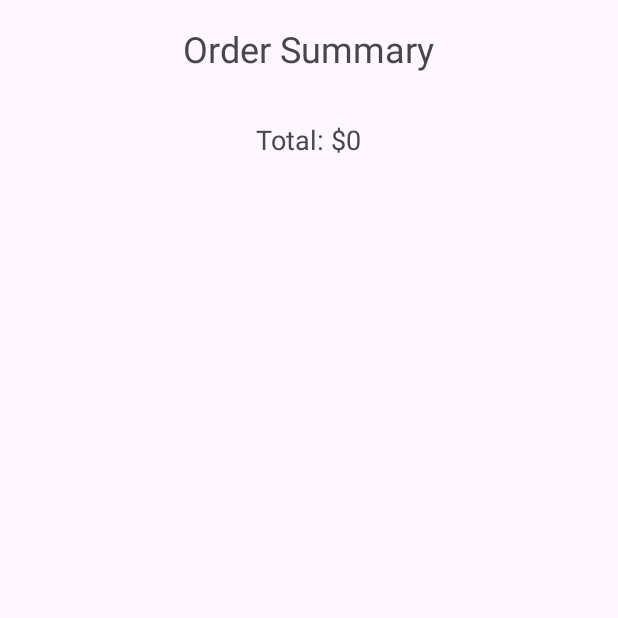
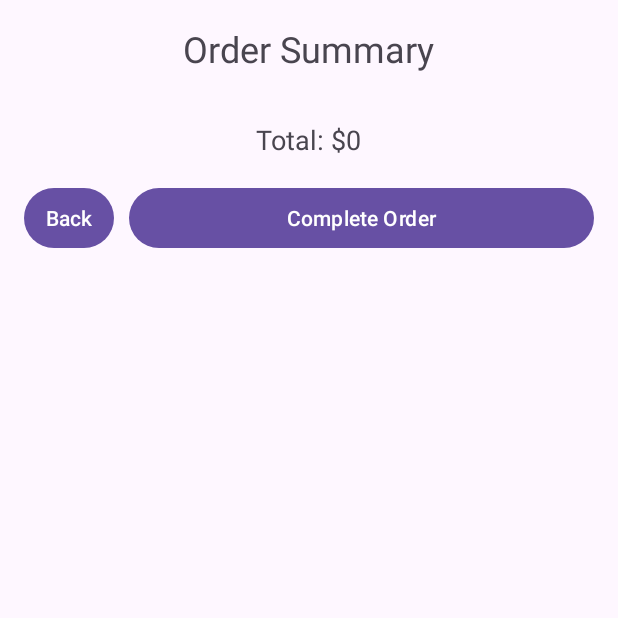
Before and after one commit to tangmengkim/android_my_coffee_app, an Android app: the OrderSummaryActivity screen opened directly, with no data from a screen before it, on a phone screen of 412 x 824 dp, the top half of it. Run offline under Robolectric (Android 15) with nearby library versions, the phone set to English and light mode, and no system bars; 2 statements that could not run were skipped.

Commit message:
initial commit

```diff
--- a/app/src/main/res/layout/activity_order_summary.xml
+++ b/app/src/main/res/layout/activity_order_summary.xml
@@ -1,5 +1,4 @@
-<LinearLayout
-    xmlns:android="http://schemas.android.com/apk/res/android"
+<LinearLayout xmlns:android="http://schemas.android.com/apk/res/android"
     android:layout_width="match_parent"
     android:layout_height="match_parent"
     android:orientation="vertical"
@@ -9,23 +8,49 @@
         android:id="@+id/orderSummaryTitle"
         android:layout_width="wrap_content"
         android:layout_height="wrap_content"
+        android:layout_gravity="center"
         android:text="Order Summary"
-        android:textSize="24sp"
-        android:layout_gravity="center"/>
+        android:textSize="24sp" />
 
     <LinearLayout
         android:id="@+id/orderSummaryListLayout"
         android:layout_width="match_parent"
         android:layout_height="wrap_content"
-        android:orientation="vertical"
-        android:layout_marginTop="16dp"/>
+        android:layout_marginTop="16dp"
+        android:orientation="vertical" />
 
     <TextView
         android:id="@+id/totalOrderAmountText"
         android:layout_width="wrap_content"
         android:layout_height="wrap_content"
+        android:layout_gravity="center"
+        android:layout_marginTop="16dp"
         android:text="Total: $0"
-        android:textSize="18sp"
+        android:textSize="18sp" />
+
+    <!-- New LinearLayout to align the buttons horizontally -->
+    <LinearLayout
+        android:layout_width="match_parent"
+        android:layout_height="wrap_content"
+        android:orientation="horizontal"
         android:layout_marginTop="16dp"
-        android:layout_gravity="center"/>
+        android:gravity="center">
+
+        <Button
+            android:id="@+id/btnBack"
+            android:padding="0dp"
+            android:layout_width="0dp"
+            android:layout_height="wrap_content"
+            android:layout_weight="1"
+            android:text="Back" />
+
+        <Button
+            android:id="@+id/btnCompleteOrder"
+            android:layout_marginLeft="10dp"
+            android:layout_width="250dp"
+            android:layout_height="wrap_content"
+            android:layout_weight="1"
+            android:text="Complete Order" />
+
+    </LinearLayout>
 </LinearLayout>
```
